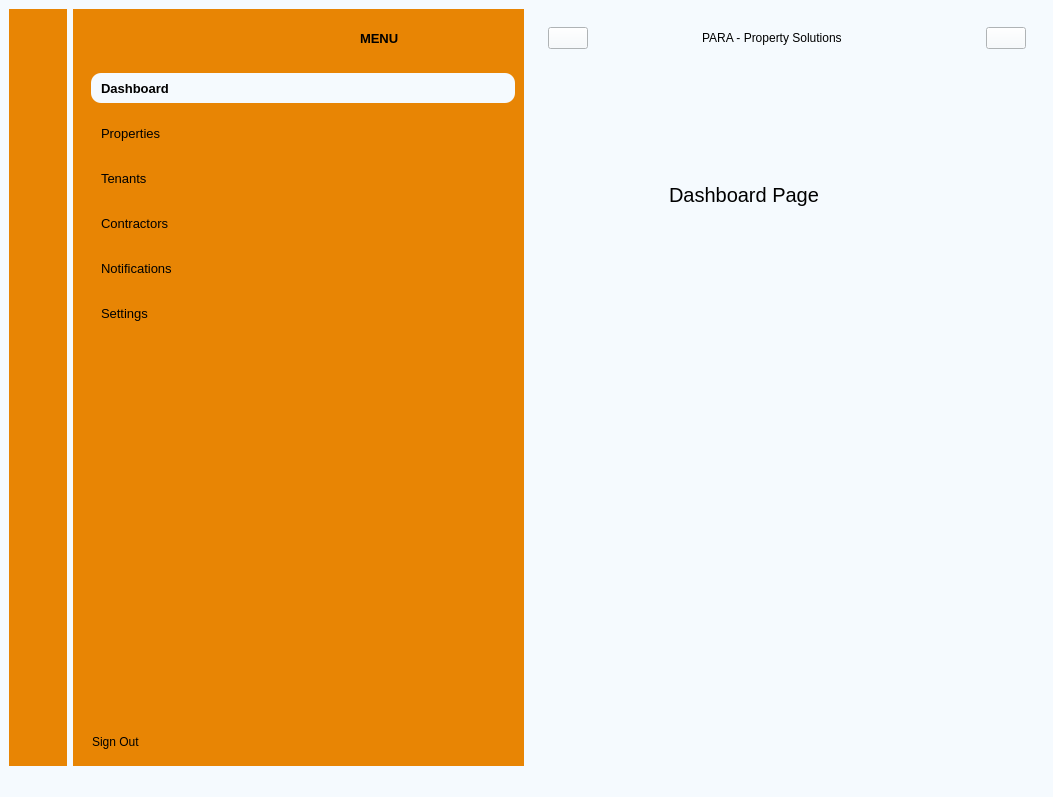
The window that sidebar_gui/sidebar.ui (PARA-380/PARA-PropertySolutions) describes before a commit, drawn with Qt 5.
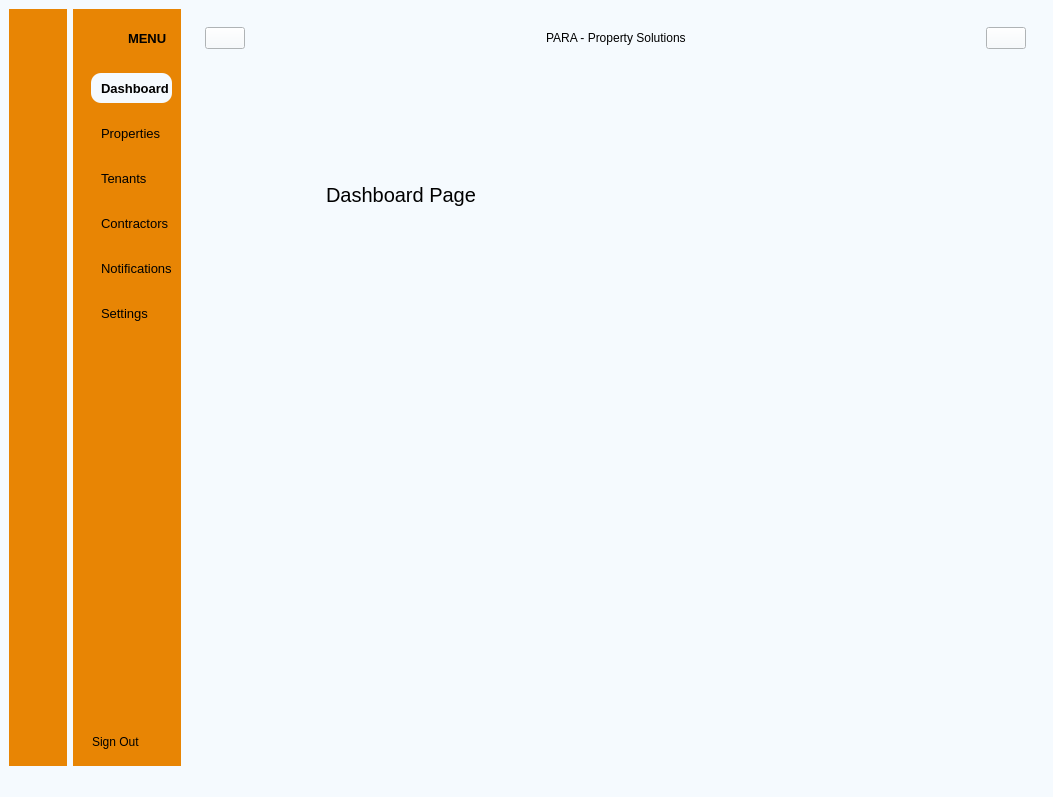
The same window after the commit. Icons and pictures are not drawn.

```diff
--- a/sidebar_gui/sidebar.ui
+++ b/sidebar_gui/sidebar.ui
@@ -271,19 +271,6 @@
       <layout class="QVBoxLayout" name="verticalLayout_4">
        <item>
         <layout class="QHBoxLayout" name="horizontalLayout_2">
-         <item>
-          <spacer name="horizontalSpacer_5">
-           <property name="orientation">
-            <enum>Qt::Horizontal</enum>
-           </property>
-           <property name="sizeHint" stdset="0">
-            <size>
-             <width>13</width>
-             <height>17</height>
-            </size>
-           </property>
-          </spacer>
-         </item>
          <item>
           <widget class="QLabel" name="label_2">
            <property name="minimumSize">
@@ -309,19 +296,6 @@
            </property>
           </widget>
          </item>
-         <item>
-          <spacer name="horizontalSpacer_6">
-           <property name="orientation">
-            <enum>Qt::Horizontal</enum>
-           </property>
-           <property name="sizeHint" stdset="0">
-            <size>
-             <width>27</width>
-             <height>17</height>
-            </size>
-           </property>
-          </spacer>
-         </item>
          <item>
           <widget class="QLabel" name="label_3">
            <property name="font">
@@ -336,19 +310,6 @@
            </property>
           </widget>
          </item>
-         <item>
-          <spacer name="horizontalSpacer_7">
-           <property name="orientation">
-            <enum>Qt::Horizontal</enum>
-           </property>
-           <property name="sizeHint" stdset="0">
-            <size>
-             <width>26</width>
-             <height>17</height>
-            </size>
-           </property>
-          </spacer>
-         </item>
         </layout>
        </item>
        <item>
```
Left out of the diff: 80 changed lines with no effect on the pictures.
